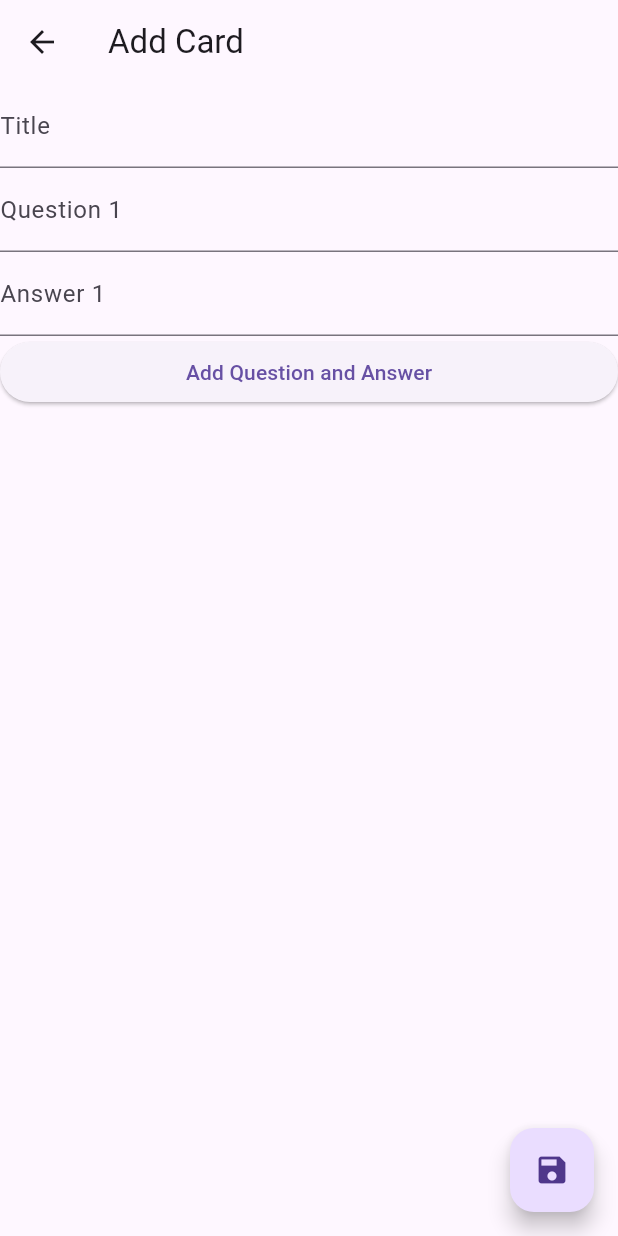
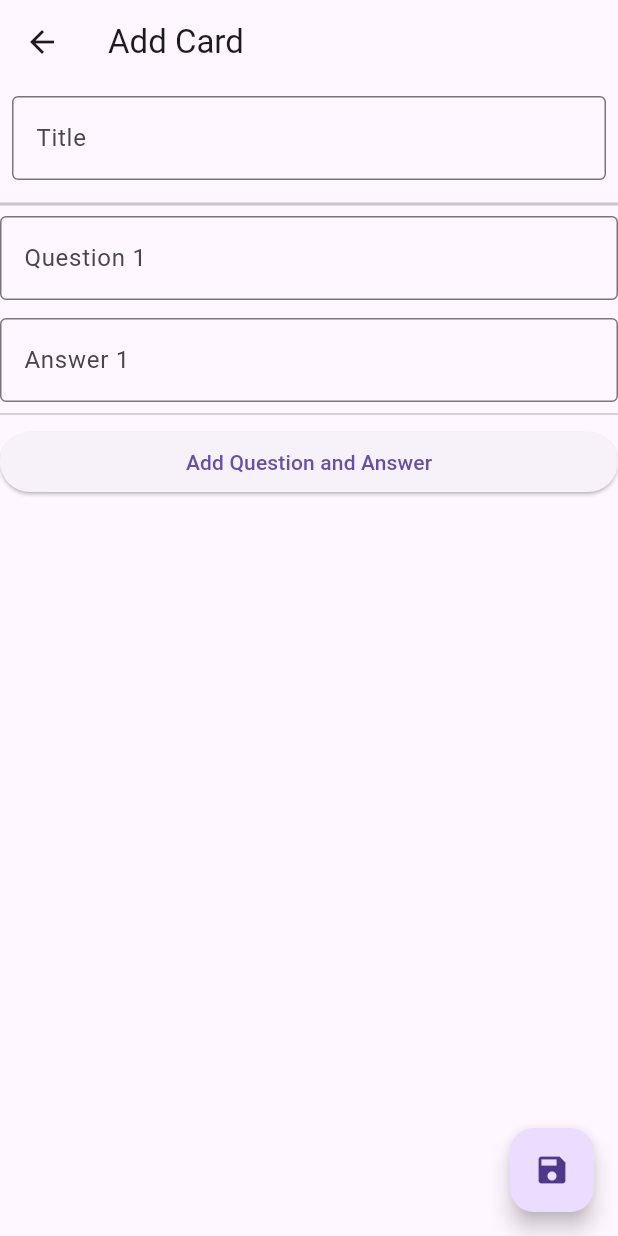
Before and after one commit to Mohamed-Ahmed-Esmat/CodeAlpha_FlashCard_Quiz_App, a Flutter app: the CardEditPage screen opened directly, after a tap on "Add Question and Answer", on a phone screen of 412 x 824 dp. Run offline on Flutter 3.47's test engine with Material 3 defaults, Android fonts, the phone set to English and light mode, and no system bars; our stand-ins replace audioplayers, cloud_firestore, firebase_auth, firebase_core, flip_card, flutter_spinkit and 3 more; missing offline and left inert: sa4_migration_kit; accounts and stored records are empty.

Commit message:
at last, solved the addition card from another page

```diff
--- a/lib/pages/card_edit.dart
+++ b/lib/pages/card_edit.dart
@@ -1,20 +1,31 @@
+import 'package:firebase_auth/firebase_auth.dart';
 import 'package:flutter/material.dart';
+
+import '../services/authentication_services.dart';
+import '../services/firestore_services.dart';
 
 class CardEditPage extends StatefulWidget {
   final String? title;
   final List<String>? questions;
   final List<String>? answers;
 
-  CardEditPage({this.title, this.questions, this.answers});
+  const CardEditPage({
+    super.key,
+    this.title,
+    this.questions,
+    this.answers,
+  });
 
   @override
   _CardEditPageState createState() => _CardEditPageState();
 }
 
 class _CardEditPageState extends State<CardEditPage> {
+  final User? user = AuthenticationService().currentUser;
   TextEditingController titleController = TextEditingController();
   List<TextEditingController> questionControllers = [];
   List<TextEditingController> answerControllers = [];
+  final FirestoreService _firestoreService = FirestoreService();
 
   @override
   void initState() {
@@ -34,6 +45,20 @@ class _CardEditPageState extends State<CardEditPage> {
     }
   }
 
+  void saveCard() async {
+    List<String> questions =
+        questionControllers.map((controller) => controller.text).toList();
+    List<String> answers =
+        answerControllers.map((controller) => controller.text).toList();
+
+    // Save the new card to Firestore
+    await _firestoreService.addFlashyCard(
+        titleController.text, questions, answers);
+
+    // After saving the card, navigate back to the previous page
+    Navigator.pop(context, 'refresh');
+  }
+
   @override
   Widget build(BuildContext context) {
     return Scaffold(
@@ -42,22 +67,48 @@ class _CardEditPageState extends State<CardEditPage> {
       ),
       body: ListView(
         children: <Widget>[
-          TextField(
-            controller: titleController,
-            decoration: InputDecoration(labelText: 'Title'),
+          Padding(
+            padding: const EdgeInsets.all(8.0),
+            child: TextField(
+              controller: titleController,
+              decoration: InputDecoration(
+                labelText: 'Title',
+                border: OutlineInputBorder(),
+              ),
+            ),
           ),
-          ...List.generate(questionControllers.length, (index) {
-            return TextField(
-              controller: questionControllers[index],
-              decoration: InputDecoration(labelText: 'Question ${index + 1}'),
-            );
-          }),
-          ...List.generate(answerControllers.length, (index) {
-            return TextField(
-              controller: answerControllers[index],
-              decoration: InputDecoration(labelText: 'Answer ${index + 1}'),
-            );
-          }),
+          const Divider(
+            thickness: 2.0, // Increased thickness
+          ),
+          ListView.builder(
+            shrinkWrap: true,
+            physics: NeverScrollableScrollPhysics(),
+            itemCount: questionControllers.length,
+            itemBuilder: (context, index) {
+              return Column(
+                children: [
+                  TextField(
+                    controller: questionControllers[index],
+                    decoration: InputDecoration(
+                      labelText: 'Question ${index + 1}',
+                      border: OutlineInputBorder(),
+                    ),
+                  ),
+                  SizedBox(height: 12.0), // Added SizedBox here
+                  TextField(
+                    controller: answerControllers[index],
+                    decoration: InputDecoration(
+                      labelText: 'Answer ${index + 1}',
+                      border: OutlineInputBorder(),
+                    ),
+                  ),
+                  const Divider(
+                    thickness: 1.0, // You can adjust thickness here
+                  ),
+                ],
+              );
+            },
+          ),
           ElevatedButton(
             onPressed: () {
               setState(() {
@@ -70,9 +121,7 @@ class _CardEditPageState extends State<CardEditPage> {
         ],
       ),
       floatingActionButton: FloatingActionButton(
-        onPressed: () {
-          // Handle save operation here
-        },
+        onPressed: saveCard,
         child: Icon(Icons.save),
       ),
     );
```
Also changed, not shown: lib/pages/home.dart (+9 -4 lines).
